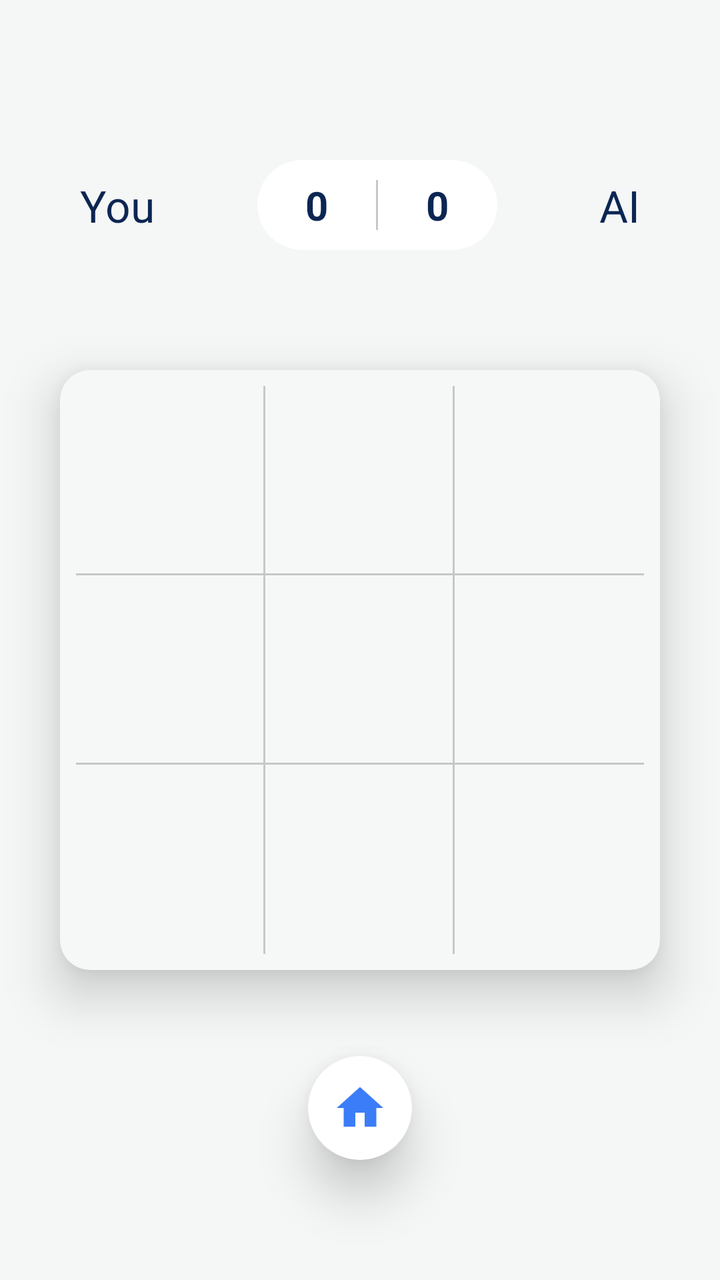
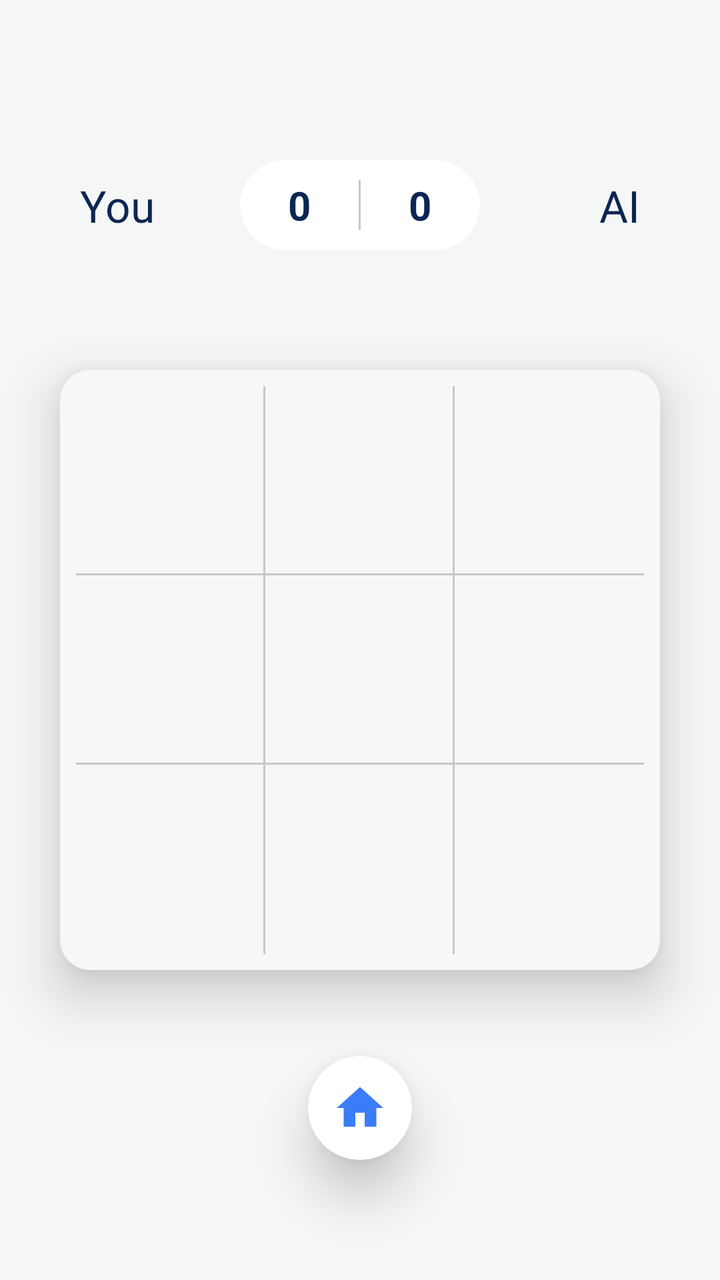

Screens rendered from an Android XML layout before and after an edit, with the pre-edit source and the edit as a unified diff.
<!-- AndroidManifest.xml: application theme Theme.TicTacToe -->
<!-- res/layout/activity_game_ai.xml -->
<?xml version="1.0" encoding="utf-8"?>
<androidx.constraintlayout.widget.ConstraintLayout xmlns:android="http://schemas.android.com/apk/res/android"
    xmlns:app="http://schemas.android.com/apk/res-auto"
    xmlns:tools="http://schemas.android.com/tools"
    android:layout_width="match_parent"
    android:layout_height="match_parent"
    android:background="@color/app_background"
    tools:context=".GameAiActivity">

    
    <View
        android:id="@+id/topSpacer"
        android:layout_width="match_parent"
        android:layout_height="80dp"
        app:layout_constraintTop_toTopOf="parent" />

    
    <androidx.constraintlayout.widget.ConstraintLayout
        android:id="@+id/playerHeader"
        android:layout_width="match_parent"
        android:layout_height="wrap_content"
        android:paddingHorizontal="40dp"
        app:layout_constraintTop_toBottomOf="@id/topSpacer">

        <TextView
            android:id="@+id/tvPlayerName"
            android:layout_width="wrap_content"
            android:layout_height="wrap_content"
            android:fontFamily="sans-serif"
            android:text="You"
            android:textColor="@color/dark_navy"
            android:textSize="22sp"
            app:layout_constraintBottom_toBottomOf="parent"
            app:layout_constraintStart_toStartOf="parent"
            app:layout_constraintTop_toTopOf="parent" />

        <com.google.android.material.card.MaterialCardView
            android:id="@+id/scoreCard"
            android:layout_width="120dp"
            android:layout_height="45dp"
            app:cardBackgroundColor="@color/white"
            app:cardCornerRadius="22.5dp"
            app:cardElevation="0dp"
            app:layout_constraintBottom_toBottomOf="parent"
            app:layout_constraintEnd_toStartOf="@+id/tvAiName"
            app:layout_constraintStart_toEndOf="@+id/tvPlayerName"
            app:layout_constraintTop_toTopOf="parent"
            app:strokeWidth="0dp">

            <LinearLayout
                android:layout_width="match_parent"
                android:layout_height="match_parent"
                android:gravity="center"
                android:orientation="horizontal">

                <TextView
                    android:id="@+id/tvPlayerScore"
                    android:layout_width="0dp"
                    android:layout_height="wrap_content"
                    android:layout_weight="1"
                    android:gravity="center"
                    android:text="0"
                    android:textColor="@color/dark_navy"
                    android:textSize="20sp"
                    android:textStyle="bold" />

                <View
                    android:layout_width="1dp"
                    android:layout_height="25dp"
                    android:background="@color/divider_gray" />

                <TextView
                    android:id="@+id/tvAiScore"
                    android:layout_width="0dp"
                    android:layout_height="wrap_content"
                    android:layout_weight="1"
                    android:gravity="center"
                    android:text="0"
                    android:textColor="@color/dark_navy"
                    android:textSize="20sp"
                    android:textStyle="bold" />

            </LinearLayout>
        </com.google.android.material.card.MaterialCardView>

        <TextView
            android:id="@+id/tvAiName"
            android:layout_width="wrap_content"
            android:layout_height="wrap_content"
            android:fontFamily="sans-serif"
            android:text="AI"
            android:textColor="@color/dark_navy"
            android:textSize="22sp"
            app:layout_constraintBottom_toBottomOf="parent"
            app:layout_constraintEnd_toEndOf="parent"
            app:layout_constraintTop_toTopOf="parent" />

    </androidx.constraintlayout.widget.ConstraintLayout>

    
    <com.google.android.material.card.MaterialCardView
        android:id="@+id/boardCard"
        android:layout_width="300dp"
        android:layout_height="300dp"
        android:layout_marginTop="60dp"
        app:cardBackgroundColor="#F6F8F7"
        app:cardCornerRadius="15dp"
        app:cardElevation="15dp"
        app:layout_constraintEnd_toEndOf="parent"
        app:layout_constraintStart_toStartOf="parent"
        app:layout_constraintTop_toBottomOf="@id/playerHeader"
        app:strokeWidth="0dp">

        <GridLayout
            android:id="@+id/gridLayout"
            android:layout_width="match_parent"
            android:layout_height="match_parent"
            android:columnCount="3"
            android:padding="8dp"
            android:rowCount="3">

            
            

            <FrameLayout
                android:id="@+id/cell0"
                android:layout_width="0dp"
                android:layout_height="0dp"
                android:layout_rowWeight="1"
                android:layout_columnWeight="1"
                android:background="@drawable/bg_cell_right_bottom">
                <ImageView
                    android:id="@+id/ivCell0"
                    android:layout_width="match_parent"
                    android:layout_height="match_parent"
                    android:padding="15dp"
                    android:scaleType="fitCenter" />
            </FrameLayout>

            <FrameLayout
                android:id="@+id/cell1"
                android:layout_width="0dp"
                android:layout_height="0dp"
                android:layout_rowWeight="1"
                android:layout_columnWeight="1"
                android:background="@drawable/bg_cell_right_bottom">
                <ImageView
                    android:id="@+id/ivCell1"
                    android:layout_width="match_parent"
                    android:layout_height="match_parent"
                    android:padding="15dp"
                    android:scaleType="fitCenter" />
            </FrameLayout>

            <FrameLayout
                android:id="@+id/cell2"
                android:layout_width="0dp"
                android:layout_height="0dp"
                android:layout_rowWeight="1"
                android:layout_columnWeight="1"
                android:background="@drawable/bg_cell_bottom">
                <ImageView
                    android:id="@+id/ivCell2"
                    android:layout_width="match_parent"
                    android:layout_height="match_parent"
                    android:padding="15dp"
                    android:scaleType="fitCenter" />
            </FrameLayout>

            <FrameLayout
                android:id="@+id/cell3"
                android:layout_width="0dp"
                android:layout_height="0dp"
                android:layout_rowWeight="1"
                android:layout_columnWeight="1"
                android:background="@drawable/bg_cell_right_bottom">
                <ImageView
                    android:id="@+id/ivCell3"
                    android:layout_width="match_parent"
                    android:layout_height="match_parent"
                    android:padding="15dp"
                    android:scaleType="fitCenter" />
            </FrameLayout>

            <FrameLayout
                android:id="@+id/cell4"
                android:layout_width="0dp"
                android:layout_height="0dp"
                android:layout_rowWeight="1"
                android:layout_columnWeight="1"
                android:background="@drawable/bg_cell_right_bottom">
                <ImageView
                    android:id="@+id/ivCell4"
                    android:layout_width="match_parent"
                    android:layout_height="match_parent"
                    android:padding="15dp"
                    android:scaleType="fitCenter" />
            </FrameLayout>

            <FrameLayout
                android:id="@+id/cell5"
                android:layout_width="0dp"
                android:layout_height="0dp"
                android:layout_rowWeight="1"
                android:layout_columnWeight="1"
                android:background="@drawable/bg_cell_bottom">
                <ImageView
                    android:id="@+id/ivCell5"
                    android:layout_width="match_parent"
                    android:layout_height="match_parent"
                    android:padding="15dp"
                    android:scaleType="fitCenter" />
            </FrameLayout>

            <FrameLayout
                android:id="@+id/cell6"
                android:layout_width="0dp"
                android:layout_height="0dp"
                android:layout_rowWeight="1"
                android:layout_columnWeight="1"
                android:background="@drawable/bg_cell_right">
                <ImageView
                    android:id="@+id/ivCell6"
                    android:layout_width="match_parent"
                    android:layout_height="match_parent"
                    android:padding="15dp"
                    android:scaleType="fitCenter" />
            </FrameLayout>

            <FrameLayout
                android:id="@+id/cell7"
                android:layout_width="0dp"
                android:layout_height="0dp"
                android:layout_rowWeight="1"
                android:layout_columnWeight="1"
                android:background="@drawable/bg_cell_right">
                <ImageView
                    android:id="@+id/ivCell7"
                    android:layout_width="match_parent"
                    android:layout_height="match_parent"
                    android:padding="15dp"
                    android:scaleType="fitCenter" />
            </FrameLayout>

            <FrameLayout
                android:id="@+id/cell8"
                android:layout_width="0dp"
                android:layout_height="0dp"
                android:layout_rowWeight="1"
                android:layout_columnWeight="1"
                android:background="@drawable/bg_cell_none">
                <ImageView
                    android:id="@+id/ivCell8"
                    android:layout_width="match_parent"
                    android:layout_height="match_parent"
                    android:padding="15dp"
                    android:scaleType="fitCenter" />
            </FrameLayout>

        </GridLayout>

    </com.google.android.material.card.MaterialCardView>

    
    <com.google.android.material.card.MaterialCardView
        android:id="@+id/btnHome"
        android:layout_width="52dp"
        android:layout_height="52dp"
        android:layout_marginBottom="60dp"
        android:clickable="true"
        android:focusable="true"
        app:cardBackgroundColor="@color/white"
        app:cardCornerRadius="26dp"
        app:cardElevation="15dp"
        app:layout_constraintBottom_toBottomOf="parent"
        app:layout_constraintEnd_toEndOf="parent"
        app:layout_constraintStart_toStartOf="parent"
        app:strokeWidth="0dp">

        <ImageView
            android:layout_width="28dp"
            android:layout_height="28dp"
            android:layout_gravity="center"
            android:contentDescription="Home"
            android:src="@drawable/ic_home"
            app:tint="@color/primary_blue" />

    </com.google.android.material.card.MaterialCardView>

</androidx.constraintlayout.widget.ConstraintLayout>
<!-- resources referenced by this layout -->
<resources>
  <color name="app_background">#F5F7F6</color>
  <color name="dark_navy">#0C2653</color>
  <color name="divider_gray">#C7C7C7</color>
  <color name="primary_blue">#3B7DF8</color>
  <color name="white">#FFFFFFFF</color>
  <!-- drawable bg_cell_bottom (drawable) -->
  <?xml version="1.0" encoding="utf-8"?>
  <layer-list xmlns:android="http://schemas.android.com/apk/res/android">
      <item>
          <shape>
              <solid android:color="#C7C7C7" />
          </shape>
      </item>
      <item android:bottom="1dp">
          <shape>
              <solid android:color="#F6F8F7" />
          </shape>
      </item>
  </layer-list>
  <!-- drawable bg_cell_none (drawable) -->
  <?xml version="1.0" encoding="utf-8"?>
  <shape xmlns:android="http://schemas.android.com/apk/res/android">
      <solid android:color="#F6F8F7" />
  </shape>
  <!-- drawable bg_cell_right (drawable) -->
  <?xml version="1.0" encoding="utf-8"?>
  <layer-list xmlns:android="http://schemas.android.com/apk/res/android">
      <item>
          <shape>
              <solid android:color="#C7C7C7" />
          </shape>
      </item>
      <item android:right="1dp">
          <shape>
              <solid android:color="#F6F8F7" />
          </shape>
      </item>
  </layer-list>
  <!-- drawable bg_cell_right_bottom (drawable) -->
  <?xml version="1.0" encoding="utf-8"?>
  <layer-list xmlns:android="http://schemas.android.com/apk/res/android">
      <item>
          <shape>
              <solid android:color="#C7C7C7" />
          </shape>
      </item>
      <item android:bottom="1dp" android:right="1dp">
          <shape>
              <solid android:color="#F6F8F7" />
          </shape>
      </item>
  </layer-list>
  <!-- drawable ic_home (drawable) -->
  <vector xmlns:android="http://schemas.android.com/apk/res/android"
      android:width="24dp"
      android:height="24dp"
      android:viewportWidth="24"
      android:viewportHeight="24"
      android:tint="@color/white">
      <path
          android:fillColor="@android:color/white"
          android:pathData="M10,20v-6h4v6h5v-8h3L12,3 2,12h3v8z" />
  </vector>
  <style name="Theme.TicTacToe" parent="Base.Theme.TicTacToe" />
  <style name="Base.Theme.TicTacToe" parent="Theme.Material3.DayNight.NoActionBar">
          
          <item name="android:windowBackground">@color/app_background</item>
          <item name="android:statusBarColor">@color/app_background</item>
          <item name="android:windowLightStatusBar">true</item>
          <item name="android:navigationBarColor">@color/app_background</item>
      </style>
</resources>

<!-- the commit's change to res/layout/activity_game_ai.xml (unified diff, before → after) -->
@@ -42,8 +42,8 @@
             app:cardCornerRadius="22.5dp"
             app:cardElevation="0dp"
             app:layout_constraintBottom_toBottomOf="parent"
-            app:layout_constraintEnd_toStartOf="@+id/tvAiName"
-            app:layout_constraintStart_toEndOf="@+id/tvPlayerName"
+            app:layout_constraintEnd_toEndOf="parent"
+            app:layout_constraintStart_toStartOf="parent"
             app:layout_constraintTop_toTopOf="parent"
             app:strokeWidth="0dp">
 
